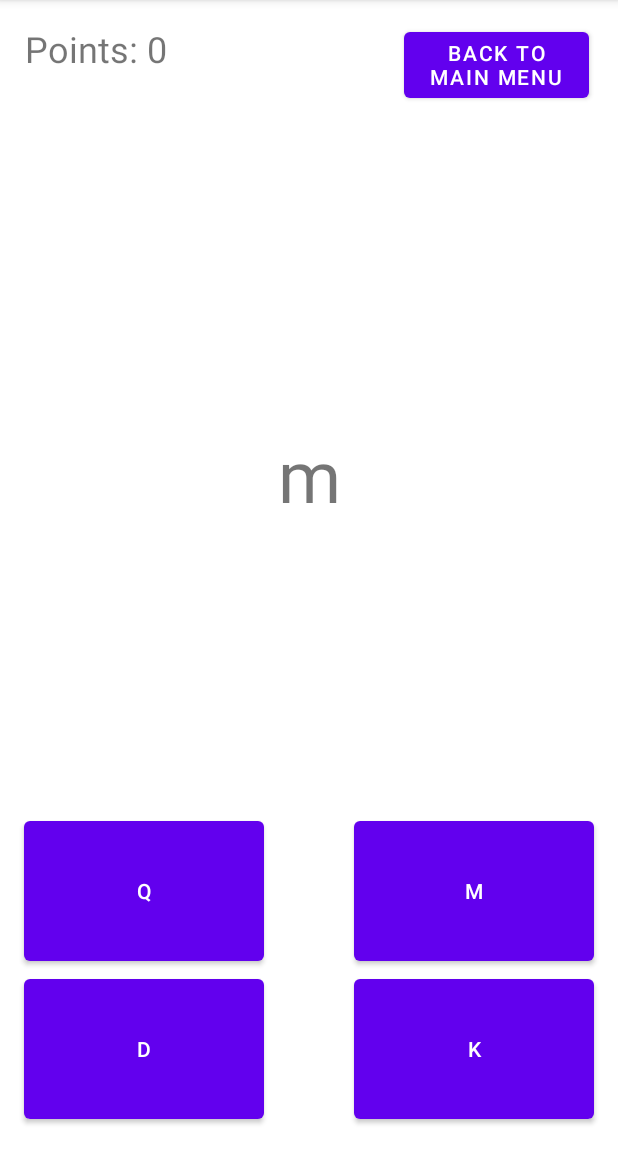
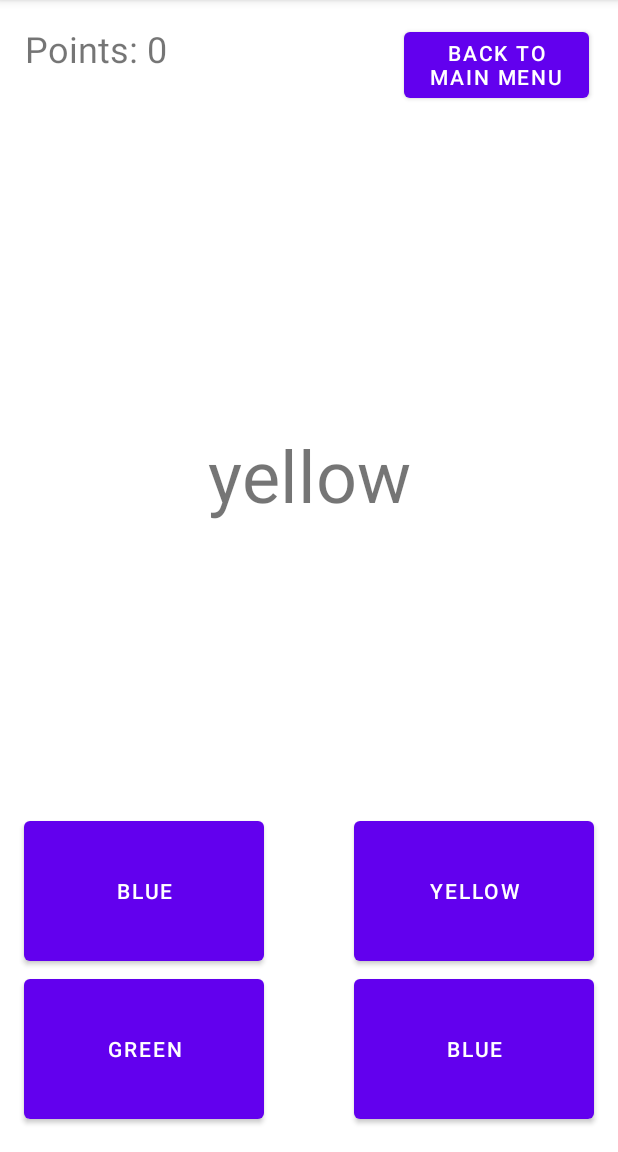
Before and after one commit to evangrau/CS315FinalProjectEKG, an Android app: the LearnColorsStart screen opened directly, with no data from a screen before it, after a tap on "START QUIZ", on a phone screen of 412 x 824 dp, the part 84-1236 px from its top. Run offline under Robolectric (Android 15) with nearby library versions, the phone set to English and light mode, and no system bars.

Commit message:
colors and letters work

```diff
--- a/app/src/main/java/com/example/cs315finalprojectekg/LearnColorsStart.java
+++ b/app/src/main/java/com/example/cs315finalprojectekg/LearnColorsStart.java
@@ -21,6 +21,7 @@ public class LearnColorsStart extends AppCompatActivity {
             @Override
             public void onClick(View view) {
                 Intent intent = new Intent(LearnColorsStart.this, QuizActivity.class);
+                intent.putExtra("quizType", "colors");
                 startActivity(intent);
             }
         });
--- a/app/src/main/java/com/example/cs315finalprojectekg/LearnLettersStart.java
+++ b/app/src/main/java/com/example/cs315finalprojectekg/LearnLettersStart.java
@@ -21,6 +21,7 @@ public class LearnLettersStart extends AppCompatActivity {
             @Override
             public void onClick(View view) {
                 Intent intent = new Intent(LearnLettersStart.this, QuizActivity.class);
+                intent.putExtra("quizType", "letters");
                 startActivity(intent);
             }
         });
--- a/app/src/main/java/com/example/cs315finalprojectekg/QuizActivity.java
+++ b/app/src/main/java/com/example/cs315finalprojectekg/QuizActivity.java
@@ -11,6 +11,8 @@ import java.util.Random;
 
 public class QuizActivity extends AppCompatActivity {
 
+    Intent intent;
+    Bundle extras;
     Button mainMenuBtn;
     Button topLeftBtn, topRightBtn, bottomLeftBtn, bottomRightBtn;
     TextView pointsLabel, answerLabel;
@@ -21,6 +23,10 @@ public class QuizActivity extends AppCompatActivity {
     protected void onCreate(Bundle savedInstanceState) {
         super.onCreate(savedInstanceState);
         setContentView(R.layout.activity_quiz);
+
+        intent = getIntent();
+        extras = intent.getExtras();
+        quizType = extras.getString("quizType");
 
         pointsLabel = (TextView) findViewById(R.id.points_label);
         answerLabel = (TextView) findViewById(R.id.answer_label);
@@ -95,8 +101,9 @@ public class QuizActivity extends AppCompatActivity {
         String[] colors = {"red", "orange", "yellow", "green", "blue", "purple"};
         String[] chosen = new String[4];
         Random random = new Random();
+        int numColors = 6;
         for (int i = 0; i < 4; i++) {
-            int rng = random.nextInt(26);
+            int rng = random.nextInt(numColors);
             chosen[i] = colors[rng];
         }
         int rng = random.nextInt(4);
```
